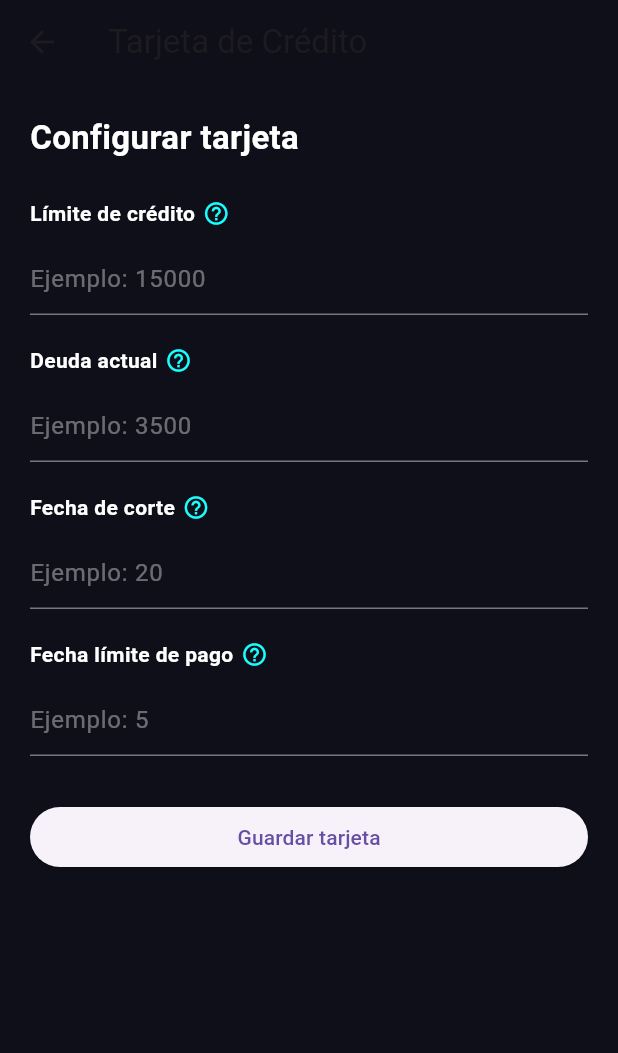
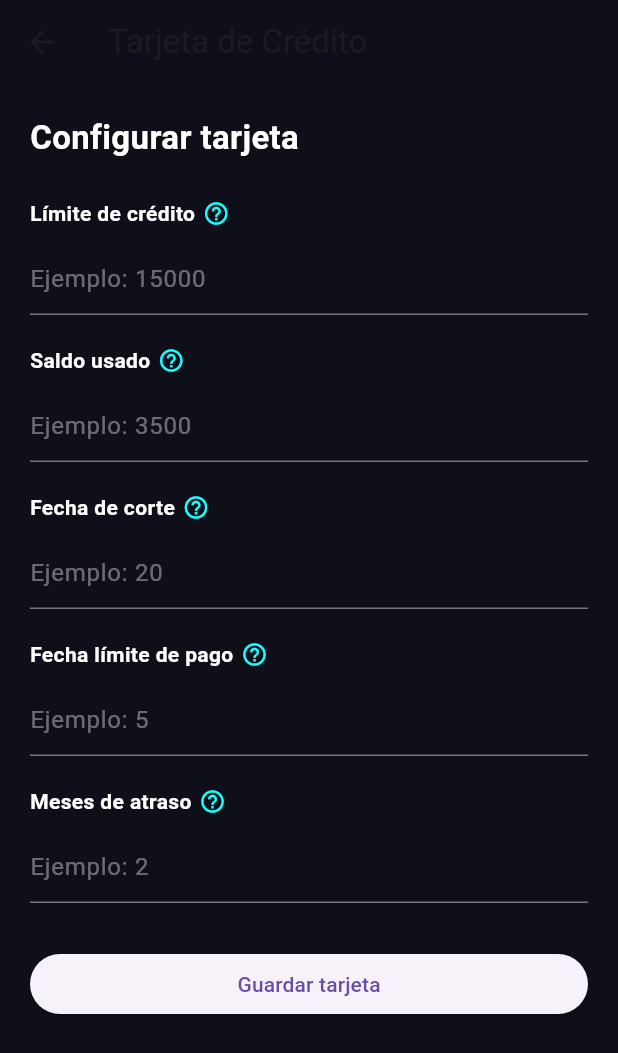
Before and after one commit to ismael12345563/finanza_app, a Flutter app: the CardPage screen opened by its route, on a phone screen of 412 x 824 dp. Shown: the top 1053 px of the screen. Run offline on Flutter 3.47's test engine with Material 3 defaults, Android fonts, the phone set to English and light mode, and no system bars; our stand-ins replace fl_chart; network calls fail.

Commit message:
Fix predict endpoint and credit card score logic

```diff
--- a/finanza_app/lib/pages/card_page.dart
+++ b/finanza_app/lib/pages/card_page.dart
@@ -21,9 +21,9 @@ class _CardPageState extends State<CardPage> {
   final TextEditingController debtController = TextEditingController();
   final TextEditingController closingDayController = TextEditingController();
   final TextEditingController paymentDayController = TextEditingController();
+  final TextEditingController lateMonthsController = TextEditingController();
 
   final TextEditingController amountController = TextEditingController();
-
   final TextEditingController descController = TextEditingController();
 
   @override
@@ -80,6 +80,7 @@ class _CardPageState extends State<CardPage> {
           "balance": double.tryParse(debtController.text) ?? 0,
           "closing_day": closingDayController.text,
           "payment_day": paymentDayController.text,
+          "late_months": int.tryParse(lateMonthsController.text) ?? 0,
         }),
       );
 
@@ -87,6 +88,7 @@ class _CardPageState extends State<CardPage> {
       debtController.clear();
       closingDayController.clear();
       paymentDayController.clear();
+      lateMonthsController.clear();
 
       getCard();
     } catch (e) {
@@ -108,6 +110,7 @@ class _CardPageState extends State<CardPage> {
           "balance": double.tryParse(debtController.text) ?? 0,
           "closing_day": closingDayController.text,
           "payment_day": paymentDayController.text,
+          "late_months": int.tryParse(lateMonthsController.text) ?? 0,
         }),
       );
 
@@ -157,9 +160,6 @@ class _CardPageState extends State<CardPage> {
 
       body: loading
           ? const Center(child: CircularProgressIndicator())
-          // =========================
-          // FORMULARIO INICIAL
-          // =========================
           : card.isEmpty
           ? Padding(
               padding: const EdgeInsets.all(20),
@@ -222,11 +222,11 @@ class _CardPageState extends State<CardPage> {
 
                     const SizedBox(height: 20),
 
-                    // DEUDA
+                    // SALDO USADO
                     Row(
                       children: [
                         const Text(
-                          "Deuda actual",
+                          "Saldo usado",
                           style: TextStyle(
                             color: Colors.white,
                             fontWeight: FontWeight.bold,
@@ -236,7 +236,7 @@ class _CardPageState extends State<CardPage> {
                         const SizedBox(width: 5),
 
                         Tooltip(
-                          message: "Lo que debes actualmente en tu tarjeta.",
+                          message: "Dinero que ya utilizaste de tu tarjeta.",
 
                           child: const Icon(
                             Icons.help_outline,
@@ -292,7 +292,6 @@ class _CardPageState extends State<CardPage> {
 
                     TextField(
                       controller: closingDayController,
-
                       keyboardType: TextInputType.number,
 
                       style: const TextStyle(color: Colors.white),
@@ -334,13 +333,53 @@ class _CardPageState extends State<CardPage> {
 
                     TextField(
                       controller: paymentDayController,
-
                       keyboardType: TextInputType.number,
 
                       style: const TextStyle(color: Colors.white),
 
                       decoration: const InputDecoration(
                         hintText: "Ejemplo: 5",
+                        hintStyle: TextStyle(color: Colors.white38),
+                      ),
+                    ),
+
+                    const SizedBox(height: 20),
+
+                    // MESES ATRASO
+                    Row(
+                      children: [
+                        const Text(
+                          "Meses de atraso",
+                          style: TextStyle(
+                            color: Colors.white,
+                            fontWeight: FontWeight.bold,
+                          ),
+                        ),
+
+                        const SizedBox(width: 5),
+
+                        Tooltip(
+                          message: "Cantidad de meses atrasado en pagos.",
+
+                          child: const Icon(
+                            Icons.help_outline,
+                            color: Colors.cyanAccent,
+                            size: 18,
+                          ),
+                        ),
+                      ],
+                    ),
+
+                    const SizedBox(height: 10),
+
+                    TextField(
+                      controller: lateMonthsController,
+                      keyboardType: TextInputType.number,
+
+                      style: const TextStyle(color: Colors.white),
+
+                      decoration: const InputDecoration(
+                        hintText: "Ejemplo: 2",
                         hintStyle: TextStyle(color: Colors.white38),
                       ),
                     ),
@@ -359,9 +398,6 @@ class _CardPageState extends State<CardPage> {
                 ),
               ),
             )
-          // =========================
-          // RESUMEN TARJETA
-          // =========================
           : Padding(
               padding: const EdgeInsets.all(20),
 
@@ -374,7 +410,6 @@ class _CardPageState extends State<CardPage> {
 
                     decoration: BoxDecoration(
                       color: const Color(0xFF1C1C2E),
-
                       borderRadius: BorderRadius.circular(20),
                     ),
 
@@ -395,13 +430,18 @@ class _CardPageState extends State<CardPage> {
                         ),
 
                         Text(
-                          "Deuda: \$${balance.toStringAsFixed(2)}",
+                          "Saldo usado: \$${balance.toStringAsFixed(2)}",
                           style: const TextStyle(color: Colors.white70),
                         ),
 
                         Text(
                           "Disponible: \$${available.toStringAsFixed(2)}",
                           style: const TextStyle(color: Colors.cyanAccent),
+                        ),
+
+                        Text(
+                          "Meses atraso: ${card["late_months"] ?? 0}",
+                          style: const TextStyle(color: Colors.orange),
                         ),
 
                         const SizedBox(height: 20),
@@ -420,6 +460,9 @@ class _CardPageState extends State<CardPage> {
                                   .toString();
 
                               paymentDayController.text = card["payment_day"]
+                                  .toString();
+
+                              lateMonthsController.text = card["late_months"]
                                   .toString();
 
                               showDialog(
@@ -441,7 +484,6 @@ class _CardPageState extends State<CardPage> {
                                         children: [
                                           TextField(
                                             controller: limitController,
-
                                             keyboardType: TextInputType.number,
 
                                             style: const TextStyle(
@@ -457,7 +499,6 @@ class _CardPageState extends State<CardPage> {
 
                                           TextField(
                                             controller: debtController,
-
                                             keyboardType: TextInputType.number,
 
                                             style: const TextStyle(
@@ -465,7 +506,7 @@ class _CardPageState extends State<CardPage> {
                                             ),
 
                                             decoration: const InputDecoration(
-                                              hintText: "Deuda",
+                                              hintText: "Saldo usado",
                                             ),
                                           ),
 
@@ -473,7 +514,6 @@ class _CardPageState extends State<CardPage> {
 
                                           TextField(
                                             controller: closingDayController,
-
                                             keyboardType: TextInputType.number,
 
                                             style: const TextStyle(
@@ -489,7 +529,6 @@ class _CardPageState extends State<CardPage> {
 
                                           TextField(
                                             controller: paymentDayController,
-
                                             keyboardType: TextInputType.number,
 
                                             style: const TextStyle(
@@ -498,6 +537,21 @@ class _CardPageState extends State<CardPage> {
 
                                             decoration: const InputDecoration(
                                               hintText: "Fecha pago",
+                                            ),
+                                          ),
+
+                                          const SizedBox(height: 15),
+
+                                          TextField(
+                                            controller: lateMonthsController,
+                                            keyboardType: TextInputType.number,
+
+                                            style: const TextStyle(
+                                              color: Colors.white,
+                                            ),
+
+                                            decoration: const InputDecoration(
+                                              hintText: "Meses atraso",
                                             ),
                                           ),
                                         ],
@@ -515,7 +569,6 @@ class _CardPageState extends State<CardPage> {
 
                                       ElevatedButton(
                                         onPressed: editCard,
-
                                         child: const Text("Guardar"),
                                       ),
                                     ],
@@ -542,7 +595,6 @@ class _CardPageState extends State<CardPage> {
 
                   TextField(
                     controller: amountController,
-
                     keyboardType: TextInputType.number,
 
                     style: const TextStyle(color: Colors.white),
@@ -573,7 +625,6 @@ class _CardPageState extends State<CardPage> {
 
                     child: ElevatedButton(
                       onPressed: addTransaction,
-
                       child: const Text("Guardar gasto"),
                     ),
                   ),
```
Also changed, not shown: 1 other file.
